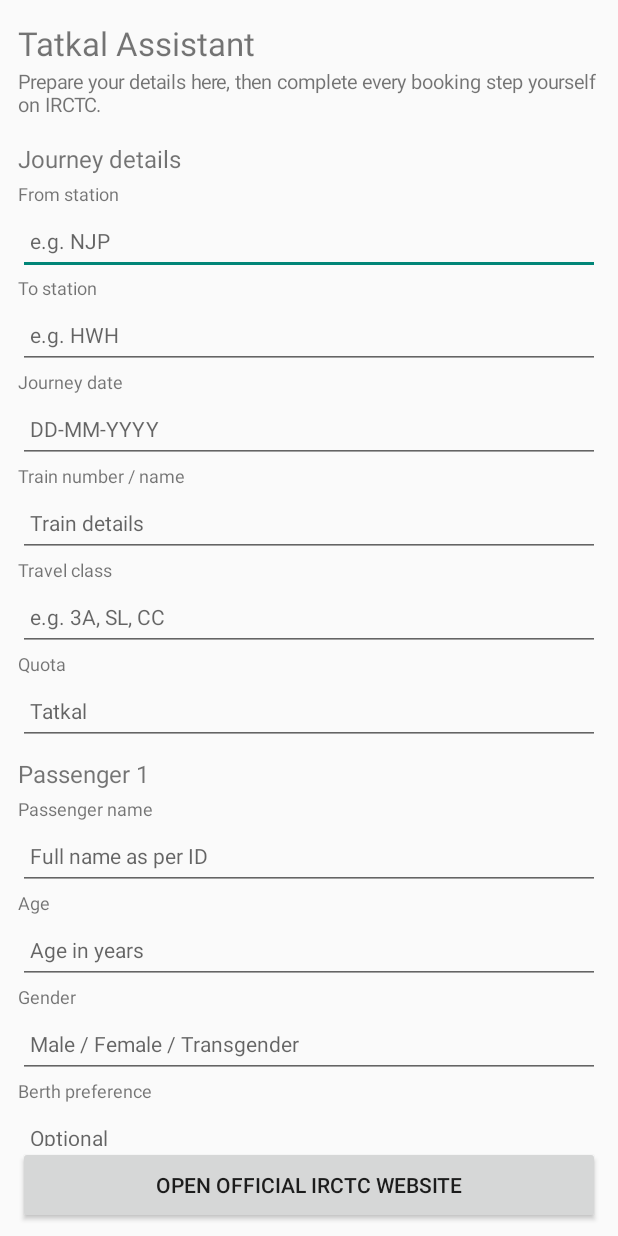
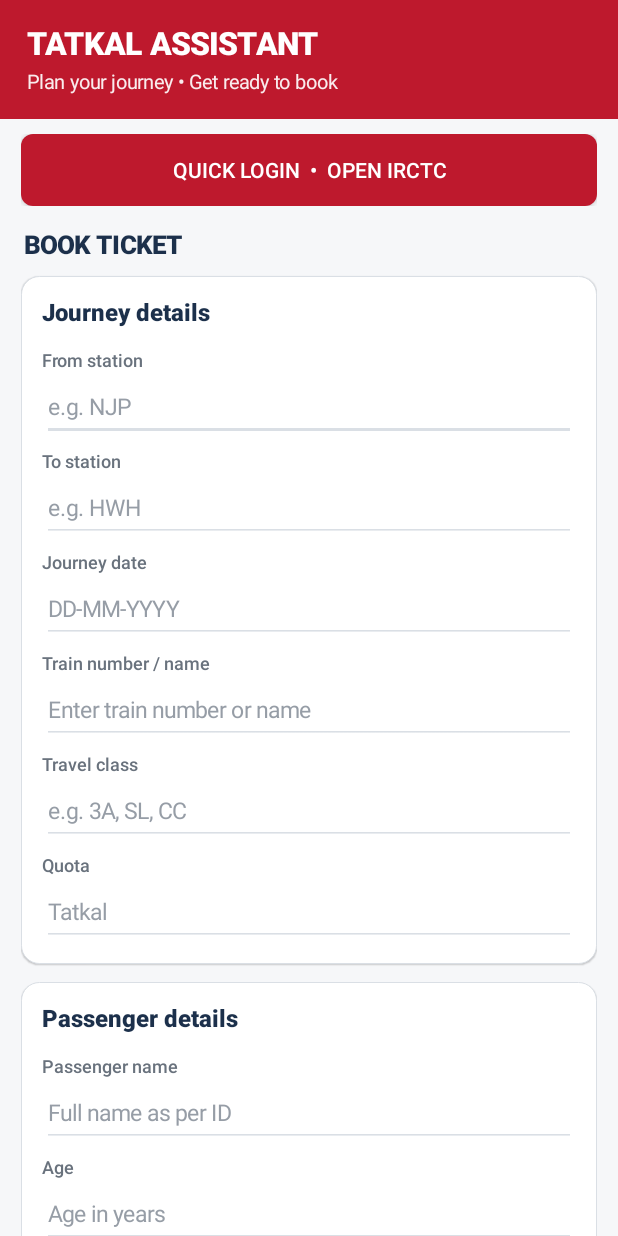
Before and after one commit to Zero00000000000000000000/Tatakal-Assistant, an Android app: the screen it shows after launch (MainActivity), on a phone screen of 412 x 824 dp. Run offline under Robolectric (Android 15) with nearby library versions, the phone set to English and light mode, and no system bars.

Commit message:
Refresh app with IRCTC-inspired layout and quick login launch

```diff
--- a/app/src/main/java/com/tatkal/assistant/MainActivity.kt
+++ b/app/src/main/java/com/tatkal/assistant/MainActivity.kt
@@ -5,8 +5,13 @@ import android.content.ClipData
 import android.content.ClipboardManager
 import android.content.Context
 import android.content.Intent
+import android.content.res.ColorStateList
+import android.graphics.Color
+import android.graphics.Typeface
+import android.graphics.drawable.GradientDrawable
 import android.net.Uri
 import android.os.Bundle
+import android.view.Gravity
 import android.view.ViewGroup
 import android.widget.Button
 import android.widget.EditText
@@ -16,92 +21,192 @@ import android.widget.TextView
 import android.widget.Toast
 
 /**
- * A preparation companion only. It does not log in, submit bookings,
- * solve CAPTCHA, handle OTP, or interact with payment flows.
+ * IRCTC-inspired booking preparation screen.
+ * Login, CAPTCHA, OTP, booking submission and payment happen on the
+ * official IRCTC website and remain under the user's direct control.
  */
 class MainActivity : Activity() {
     private val fields = linkedMapOf<String, EditText>()
 
+    private val red = Color.rgb(190, 25, 45)
+    private val navy = Color.rgb(28, 48, 75)
+    private val ink = Color.rgb(40, 48, 58)
+    private val muted = Color.rgb(105, 114, 125)
+    private val page = Color.rgb(246, 247, 249)
+    private val line = Color.rgb(218, 223, 229)
+
     override fun onCreate(savedInstanceState: Bundle?) {
         super.onCreate(savedInstanceState)
+        window.statusBarColor = red
+        window.navigationBarColor = Color.rgb(245, 245, 245)
+        window.decorView.systemUiVisibility = 0
 
         val root = LinearLayout(this).apply {
             orientation = LinearLayout.VERTICAL
-            setPadding(dp(12), dp(8), dp(12), dp(8))
+            setBackgroundColor(page)
         }
 
-        val title = TextView(this).apply {
-            text = "Tatkal Assistant"
-            textSize = 22f
-            setPadding(0, dp(6), 0, dp(2))
+        val header = LinearLayout(this).apply {
+            orientation = LinearLayout.VERTICAL
+            setPadding(dp(18), dp(14), dp(18), dp(16))
+            setBackgroundColor(red)
         }
-        val subtitle = TextView(this).apply {
-            text = "Prepare your details here, then complete every booking step yourself on IRCTC."
+        header.addView(TextView(this).apply {
+            text = "TATKAL ASSISTANT"
+            textSize = 21f
+            setTextColor(Color.WHITE)
+            typeface = Typeface.create("sans-serif-medium", Typeface.BOLD)
+        })
+        header.addView(TextView(this).apply {
+            text = "Plan your journey • Get ready to book"
             textSize = 13f
-            setPadding(0, 0, 0, dp(8))
+            setTextColor(Color.WHITE)
+            alpha = 0.92f
+            setPadding(0, dp(3), 0, 0)
+        })
+        root.addView(header)
+
+        val quickLogin = Button(this).apply {
+            text = "QUICK LOGIN  •  OPEN IRCTC"
+            textSize = 14f
+            isAllCaps = false
+            setTextColor(Color.WHITE)
+            background = rounded(red, 8)
+            setOnClickListener { openIrctcInBrowser() }
         }
-        root.addView(title)
-        root.addView(subtitle)
+        val loginWrap = LinearLayout(this).apply {
+            setPadding(dp(14), dp(10), dp(14), dp(2))
+            addView(quickLogin, LinearLayout.LayoutParams(
+                ViewGroup.LayoutParams.MATCH_PARENT, dp(48)
+            ))
+        }
+        root.addView(loginWrap)
 
-        val form = LinearLayout(this).apply {
+        val scroll = ScrollView(this).apply {
+            isFillViewport = false
+            clipToPadding = false
+            setPadding(dp(14), dp(8), dp(14), dp(14))
+        }
+        val content = LinearLayout(this).apply {
             orientation = LinearLayout.VERTICAL
         }
-        section(form, "Journey details")
-        addField(form, "From station", "e.g. NJP")
-        addField(form, "To station", "e.g. HWH")
-        addField(form, "Journey date", "DD-MM-YYYY")
-        addField(form, "Train number / name", "Train details")
-        addField(form, "Travel class", "e.g. 3A, SL, CC")
-        addField(form, "Quota", "Tatkal")
 
-        section(form, "Passenger 1")
-        addField(form, "Passenger name", "Full name as per ID")
-        addField(form, "Age", "Age in years")
-        addField(form, "Gender", "Male / Female / Transgender")
-        addField(form, "Berth preference", "Optional")
+        val intro = TextView(this).apply {
+            text = "BOOK TICKET"
+            textSize = 17f
+            typeface = Typeface.create("sans-serif-medium", Typeface.BOLD)
+            setTextColor(navy)
+            setPadding(dp(2), dp(4), 0, dp(10))
+        }
+        content.addView(intro)
 
-        val actionRow = LinearLayout(this).apply {
+        val journeyCard = card()
+        addSectionTitle(journeyCard, "Journey details")
+        addField(journeyCard, "From station", "e.g. NJP")
+        addField(journeyCard, "To station", "e.g. HWH")
+        addField(journeyCard, "Journey date", "DD-MM-YYYY")
+        addField(journeyCard, "Train number / name", "Enter train number or name")
+        addField(journeyCard, "Travel class", "e.g. 3A, SL, CC")
+        addField(journeyCard, "Quota", "Tatkal")
+        content.addView(journeyCard)
+
+        val passengerCard = card()
+        addSectionTitle(passengerCard, "Passenger details")
+        addField(passengerCard, "Passenger name", "Full name as per ID")
+        addField(passengerCard, "Age", "Age in years")
+        addField(passengerCard, "Gender", "Male / Female / Transgender")
+        addField(passengerCard, "Berth preference", "Optional")
+        content.addView(passengerCard)
+
+        val actions = LinearLayout(this).apply {
             orientation = LinearLayout.HORIZONTAL
+            gravity = Gravity.CENTER
+            setPadding(0, dp(10), 0, dp(4))
         }
-        val copyButton = Button(this).apply {
+        val copy = Button(this).apply {
             text = "Copy details"
+            isAllCaps = false
+            setTextColor(Color.WHITE)
+            background = rounded(navy, 8)
             setOnClickListener { copyPreparedDetails() }
         }
-        val clearButton = Button(this).apply {
-            text = "Clear"
+        val clear = Button(this).apply {
+            text = "Clear form"
+            isAllCaps = false
+            setTextColor(navy)
+            background = rounded(Color.WHITE, 8, line)
             setOnClickListener {
                 fields.values.forEach { it.text.clear() }
                 Toast.makeText(this@MainActivity, "Form cleared", Toast.LENGTH_SHORT).show()
             }
         }
-        actionRow.addView(copyButton, LinearLayout.LayoutParams(0, dp(48), 1f))
-        actionRow.addView(clearButton, LinearLayout.LayoutParams(0, dp(48), 1f))
-        form.addView(actionRow)
+        actions.addView(copy, LinearLayout.LayoutParams(0, dp(48), 1f).apply {
+            marginEnd = dp(6)
+        })
+        actions.addView(clear, LinearLayout.LayoutParams(0, dp(48), 1f).apply {
+            marginStart = dp(6)
+        })
+        content.addView(actions)
 
-        val note = TextView(this).apply {
-            text = "Privacy: details stay in this screen's memory and are not saved or sent by this app. Copying places them on your clipboard. CAPTCHA, OTP, passenger verification and payment must be completed manually."
+        content.addView(TextView(this).apply {
+            text = "Your details stay on this screen until you leave. Copying puts them on your clipboard. Login, CAPTCHA, OTP, passenger verification and payment are completed manually on IRCTC."
             textSize = 12f
-            setPadding(0, dp(6), 0, dp(10))
-        }
-        form.addView(note)
+            setTextColor(muted)
+            setPadding(dp(4), dp(8), dp(4), dp(12))
+        })
 
-        val formScroll = ScrollView(this).apply {
-            addView(form)
-            isFillViewport = false
-        }
-        root.addView(formScroll, LinearLayout.LayoutParams(
+        scroll.addView(content)
+        root.addView(scroll, LinearLayout.LayoutParams(
             ViewGroup.LayoutParams.MATCH_PARENT, 0, 1f
         ))
 
-        val openButton = Button(this).apply {
-            text = "Open official IRCTC website"
-            setOnClickListener { openIrctcInBrowser() }
+        setContentView(root)
+    }
+
+    private fun card(): LinearLayout = LinearLayout(this).apply {
+        orientation = LinearLayout.VERTICAL
+        setPadding(dp(14), dp(8), dp(14), dp(12))
+        background = rounded(Color.WHITE, 12, line)
+        elevation = dp(1).toFloat()
+        val params = LinearLayout.LayoutParams(
+            ViewGroup.LayoutParams.MATCH_PARENT, ViewGroup.LayoutParams.WRAP_CONTENT
+        )
+        params.bottomMargin = dp(12)
+        layoutParams = params
+    }
+
+    private fun addSectionTitle(parent: LinearLayout, label: String) {
+        parent.addView(TextView(this).apply {
+            text = label
+            textSize = 16f
+            typeface = Typeface.create("sans-serif-medium", Typeface.BOLD)
+            setTextColor(navy)
+            setPadding(0, dp(5), 0, dp(8))
+        })
+    }
+
+    private fun addField(parent: LinearLayout, label: String, hint: String) {
+        parent.addView(TextView(this).apply {
+            text = label
+            textSize = 12f
+            typeface = Typeface.create("sans-serif-medium", Typeface.NORMAL)
+            setTextColor(muted)
+            setPadding(0, dp(5), 0, 0)
+        })
+        val input = EditText(this).apply {
+            this.hint = hint
+            textSize = 15f
+            setTextColor(ink)
+            setHintTextColor(Color.rgb(150, 157, 166))
+            setSingleLine(true)
+            contentDescription = label
+            backgroundTintList = ColorStateList.valueOf(line)
+            setPadding(dp(4), 0, dp(4), 0)
         }
-        root.addView(openButton, LinearLayout.LayoutParams(
-            ViewGroup.LayoutParams.MATCH_PARENT, dp(52)
+        fields[label] = input
+        parent.addView(input, LinearLayout.LayoutParams(
+            ViewGroup.LayoutParams.MATCH_PARENT, dp(46)
         ))
-
-        setContentView(root)
     }
 
     private fun openIrctcInBrowser() {
@@ -109,34 +214,8 @@ class MainActivity : Activity() {
         try {
             startActivity(intent)
         } catch (_: android.content.ActivityNotFoundException) {
-            Toast.makeText(this, "No browser is installed. Install or enable a browser and try again.", Toast.LENGTH_LONG).show()
+            Toast.makeText(this, "No browser is installed. Please install or enable a browser.", Toast.LENGTH_LONG).show()
         }
-    }
-
-    private fun section(parent: LinearLayout, label: String) {
-        parent.addView(TextView(this).apply {
-            text = label
-            textSize = 16f
-            setPadding(0, dp(8), 0, dp(4))
-        })
-    }
-
-    private fun addField(parent: LinearLayout, label: String, hint: String) {
-        val input = EditText(this).apply {
-            this.hint = hint
-            textSize = 14f
-            setSingleLine(true)
-            contentDescription = label
-            setPadding(dp(8), 0, dp(8), 0)
-        }
-        fields[label] = input
-        parent.addView(TextView(this).apply {
-            text = label
-            textSize = 12f
-        })
-        parent.addView(input, LinearLayout.LayoutParams(
-            ViewGroup.LayoutParams.MATCH_PARENT, dp(46)
-        ))
     }
 
     private fun copyPreparedDetails() {
@@ -152,6 +231,13 @@ class MainActivity : Activity() {
         Toast.makeText(this, "Details copied to clipboard", Toast.LENGTH_SHORT).show()
     }
 
+    private fun rounded(color: Int, radius: Int, stroke: Int? = null): GradientDrawable =
+        GradientDrawable().apply {
+            setColor(color)
+            cornerRadius = dp(radius).toFloat()
+            if (stroke != null) setStroke(dp(1), stroke)
+        }
+
     private fun dp(value: Int): Int = (value * resources.displayMetrics.density).toInt()
 
     companion object {
```
